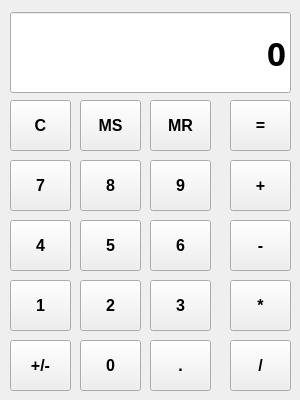
SenYuWolf/AssignmentCalc, file widget.ui: the form before one commit.
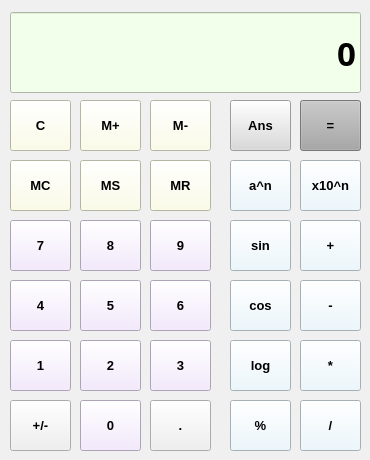
The form after the commit. Icons and pictures are not drawn.

Commit message: 提交文件

What changed in the file:
```diff
--- a/widget.ui
+++ b/widget.ui
@@ -6,28 +6,37 @@
    <rect>
     <x>0</x>
     <y>0</y>
-    <width>300</width>
-    <height>400</height>
+    <width>370</width>
+    <height>460</height>
    </rect>
   </property>
   <property name="windowTitle">
-   <string>Widget</string>
+   <string>Calculator</string>
+  </property>
+  <property name="windowIcon">
+   <iconset theme="accessories-calculator"/>
+  </property>
+  <property name="styleSheet">
+   <string notr="true">background-color: rgb(240, 240, 240);</string>
   </property>
   <widget class="QPushButton" name="pushButton">
    <property name="geometry">
     <rect>
      <x>10</x>
-     <y>160</y>
+     <y>220</y>
      <width>61</width>
      <height>51</height>
     </rect>
    </property>
    <property name="font">
     <font>
-     <pointsize>12</pointsize>
+     <pointsize>10</pointsize>
      <bold>true</bold>
     </font>
    </property>
+   <property name="styleSheet">
+    <string notr="true">background-color: rgb(242, 228, 255);</string>
+   </property>
    <property name="text">
     <string>7</string>
    </property>
@@ -36,17 +45,20 @@
    <property name="geometry">
     <rect>
      <x>80</x>
-     <y>160</y>
+     <y>220</y>
      <width>61</width>
      <height>51</height>
     </rect>
    </property>
    <property name="font">
     <font>
-     <pointsize>12</pointsize>
+     <pointsize>10</pointsize>
      <bold>true</bold>
     </font>
    </property>
+   <property name="styleSheet">
+    <string notr="true">background-color: rgb(242, 228, 255);</string>
+   </property>
    <property name="text">
     <string>8</string>
    </property>
@@ -55,17 +67,20 @@
    <property name="geometry">
     <rect>
      <x>150</x>
-     <y>160</y>
+     <y>220</y>
      <width>61</width>
      <height>51</height>
     </rect>
    </property>
    <property name="font">
     <font>
-     <pointsize>12</pointsize>
+     <pointsize>10</pointsize>
      <bold>true</bold>
     </font>
    </property>
+   <property name="styleSheet">
+    <string notr="true">background-color: rgb(242, 228, 255);</string>
+   </property>
    <property name="text">
     <string>9</string>
    </property>
@@ -74,36 +89,42 @@
    <property name="geometry">
     <rect>
      <x>230</x>
-     <y>160</y>
+     <y>220</y>
      <width>61</width>
      <height>51</height>
     </rect>
    </property>
    <property name="font">
     <font>
-     <pointsize>12</pointsize>
+     <pointsize>10</pointsize>
      <bold>true</bold>
     </font>
    </property>
+   <property name="styleSheet">
+    <string notr="true">background-color: rgb(231, 247, 255);</string>
+   </property>
    <property name="text">
-    <string>+</string>
+    <string>sin</string>
    </property>
   </widget>
   <widget class="QPushButton" name="pushButton_5">
    <property name="geometry">
     <rect>
      <x>10</x>
-     <y>220</y>
+     <y>280</y>
      <width>61</width>
      <height>51</height>
     </rect>
    </property>
    <property name="font">
     <font>
-     <pointsize>12</pointsize>
+     <pointsize>10</pointsize>
      <bold>true</bold>
     </font>
    </property>
+   <property name="styleSheet">
+    <string notr="true">background-color: rgb(242, 228, 255);</string>
+   </property>
    <property name="text">
     <string>4</string>
    </property>
@@ -112,17 +133,20 @@
    <property name="geometry">
     <rect>
      <x>150</x>
-     <y>220</y>
+     <y>280</y>
      <width>61</width>
      <height>51</height>
     </rect>
    </property>
    <property name="font">
     <font>
-     <pointsize>12</pointsize>
+     <pointsize>10</pointsize>
      <bold>true</bold>
     </font>
    </property>
+   <property name="styleSheet">
+    <string notr="true">background-color: rgb(242, 228, 255);</string>
+   </property>
    <property name="text">
     <string>6</string>
    </property>
@@ -131,17 +155,20 @@
    <property name="geometry">
     <rect>
      <x>80</x>
-     <y>220</y>
+     <y>280</y>
      <width>61</width>
      <height>51</height>
     </rect>
    </property>
    <property name="font">
     <font>
-     <pointsize>12</pointsize>
+     <pointsize>10</pointsize>
      <bold>true</bold>
     </font>
    </property>
+   <property name="styleSheet">
+    <string notr="true">background-color: rgb(242, 228, 255);</string>
+   </property>
    <property name="text">
     <string>5</string>
    </property>
@@ -150,36 +177,42 @@
    <property name="geometry">
     <rect>
      <x>230</x>
-     <y>220</y>
+     <y>280</y>
      <width>61</width>
      <height>51</height>
     </rect>
    </property>
    <property name="font">
     <font>
-     <pointsize>12</pointsize>
+     <pointsize>10</pointsize>
      <bold>true</bold>
     </font>
    </property>
+   <property name="styleSheet">
+    <string notr="true">background-color: rgb(231, 247, 255);</string>
+   </property>
    <property name="text">
-    <string>-</string>
+    <string>cos</string>
    </property>
   </widget>
   <widget class="QPushButton" name="pushButton_9">
    <property name="geometry">
     <rect>
      <x>10</x>
-     <y>280</y>
+     <y>340</y>
      <width>61</width>
      <height>51</height>
     </rect>
    </property>
    <property name="font">
     <font>
-     <pointsize>12</pointsize>
+     <pointsize>10</pointsize>
      <bold>true</bold>
     </font>
    </property>
+   <property name="styleSheet">
+    <string notr="true">background-color: rgb(242, 228, 255);</string>
+   </property>
    <property name="text">
     <string>1</string>
    </property>
@@ -188,17 +221,20 @@
    <property name="geometry">
     <rect>
      <x>150</x>
-     <y>280</y>
+     <y>340</y>
      <width>61</width>
      <height>51</height>
     </rect>
    </property>
    <property name="font">
     <font>
-     <pointsize>12</pointsize>
+     <pointsize>10</pointsize>
      <bold>true</bold>
     </font>
    </property>
+   <property name="styleSheet">
+    <string notr="true">background-color: rgb(242, 228, 255);</string>
+   </property>
    <property name="text">
     <string>3</string>
    </property>
@@ -207,17 +243,20 @@
    <property name="geometry">
     <rect>
      <x>80</x>
-     <y>280</y>
+     <y>340</y>
      <width>61</width>
      <height>51</height>
     </rect>
    </property>
    <property name="font">
     <font>
-     <pointsize>12</pointsize>
+     <pointsize>10</pointsize>
      <bold>true</bold>
     </font>
    </property>
+   <property name="styleSheet">
+    <string notr="true">background-color: rgb(242, 228, 255);</string>
+   </property>
    <property name="text">
     <string>2</string>
    </property>
@@ -226,33 +265,36 @@
    <property name="geometry">
     <rect>
      <x>230</x>
-     <y>280</y>
+     <y>340</y>
      <width>61</width>
      <height>51</height>
     </rect>
    </property>
    <property name="font">
     <font>
-     <pointsize>12</pointsize>
+     <pointsize>10</pointsize>
      <bold>true</bold>
     </font>
    </property>
+   <property name="styleSheet">
+    <string notr="true">background-color: rgb(231, 247, 255);</string>
+   </property>
    <property name="text">
-    <string>*</string>
+    <string>log</string>
    </property>
   </widget>
   <widget class="QPushButton" name="pushButton_13">
    <property name="geometry">
     <rect>
      <x>10</x>
-     <y>340</y>
+     <y>400</y>
      <width>61</width>
      <height>51</height>
     </rect>
    </property>
    <property name="font">
     <font>
-     <pointsize>12</pointsize>
+     <pointsize>10</pointsize>
      <bold>true</bold>
     </font>
    </property>
@@ -264,14 +306,14 @@
    <property name="geometry">
     <rect>
      <x>150</x>
-     <y>340</y>
+     <y>400</y>
      <width>61</width>
      <height>51</height>
     </rect>
    </property>
    <property name="font">
     <font>
-     <pointsize>12</pointsize>
+     <pointsize>10</pointsize>
      <bold>true</bold>
     </font>
    </property>
@@ -283,17 +325,20 @@
    <property name="geometry">
     <rect>
      <x>80</x>
-     <y>340</y>
+     <y>400</y>
      <width>61</width>
      <height>51</height>
     </rect>
    </property>
    <property name="font">
     <font>
-     <pointsize>12</pointsize>
+     <pointsize>10</pointsize>
      <bold>true</bold>
     </font>
    </property>
+   <property name="styleSheet">
+    <string notr="true">background-color: rgb(242, 228, 255);</string>
+   </property>
    <property name="text">
     <string>0</string>
    </property>
@@ -302,19 +347,22 @@
    <property name="geometry">
     <rect>
      <x>230</x>
-     <y>340</y>
+     <y>400</y>
      <width>61</width>
      <height>51</height>
     </rect>
    </property>
    <property name="font">
     <font>
-     <pointsize>12</pointsize>
+     <pointsize>10</pointsize>
      <bold>true</bold>
     </font>
    </property>
+   <property name="styleSheet">
+    <string notr="true">background-color: rgb(231, 247, 255);</string>
+   </property>
    <property name="text">
-    <string>/</string>
+    <string>%</string>
    </property>
   </widget>
   <widget class="QPushButton" name="pushButton_17">
@@ -328,10 +376,13 @@
    </property>
    <property name="font">
     <font>
-     <pointsize>12</pointsize>
+     <pointsize>10</pointsize>
      <bold>true</bold>
     </font>
    </property>
+   <property name="styleSheet">
+    <string notr="true">background-color: rgb(254, 255, 226);</string>
+   </property>
    <property name="text">
     <string>C</string>
    </property>
@@ -347,12 +398,15 @@
    </property>
    <property name="font">
     <font>
-     <pointsize>12</pointsize>
+     <pointsize>10</pointsize>
      <bold>true</bold>
     </font>
    </property>
+   <property name="styleSheet">
+    <string notr="true">background-color: rgb(254, 255, 226);</string>
+   </property>
    <property name="text">
-    <string>MR</string>
+    <string>M-</string>
    </property>
   </widget>
   <widget class="QPushButton" name="pushButton_19">
@@ -366,12 +420,15 @@
    </property>
    <property name="font">
     <font>
-     <pointsize>12</pointsize>
+     <pointsize>10</pointsize>
      <bold>true</bold>
     </font>
    </property>
+   <property name="styleSheet">
+    <string notr="true">background-color: rgb(254, 255, 226);</string>
+   </property>
    <property name="text">
-    <string>MS</string>
+    <string>M+</string>
    </property>
   </widget>
   <widget class="QPushButton" name="pushButton_20">
@@ -385,12 +442,15 @@
    </property>
    <property name="font">
     <font>
-     <pointsize>12</pointsize>
+     <pointsize>10</pointsize>
      <bold>true</bold>
     </font>
    </property>
+   <property name="styleSheet">
+    <string notr="true">background-color: rgb(218, 218, 218);</string>
+   </property>
    <property name="text">
-    <string>=</string>
+    <string>Ans</string>
    </property>
   </widget>
   <widget class="QLineEdit" name="lineEdit">
@@ -398,7 +458,7 @@
     <rect>
      <x>10</x>
      <y>12</y>
-     <width>281</width>
+     <width>351</width>
      <height>81</height>
     </rect>
    </property>
@@ -409,6 +469,9 @@
      <bold>true</bold>
     </font>
    </property>
+   <property name="styleSheet">
+    <string notr="true">background-color: rgb(242, 255, 234);</string>
+   </property>
    <property name="text">
     <string>0</string>
    </property>
@@ -416,6 +479,226 @@
     <set>Qt::AlignRight|Qt::AlignTrailing|Qt::AlignVCenter</set>
    </property>
   </widget>
+  <widget class="QPushButton" name="pushButton_21">
+   <property name="geometry">
+    <rect>
+     <x>230</x>
+     <y>160</y>
+     <width>61</width>
+     <height>51</height>
+    </rect>
+   </property>
+   <property name="font">
+    <font>
+     <pointsize>10</pointsize>
+     <bold>true</bold>
+    </font>
+   </property>
+   <property name="styleSheet">
+    <string notr="true">background-color: rgb(231, 247, 255);</string>
+   </property>
+   <property name="text">
+    <string>a^n</string>
+   </property>
+  </widget>
+  <widget class="QPushButton" name="pushButton_22">
+   <property name="geometry">
+    <rect>
+     <x>80</x>
+     <y>160</y>
+     <width>61</width>
+     <height>51</height>
+    </rect>
+   </property>
+   <property name="font">
+    <font>
+     <pointsize>10</pointsize>
+     <bold>true</bold>
+    </font>
+   </property>
+   <property name="styleSheet">
+    <string notr="true">background-color: rgb(254, 255, 226);</string>
+   </property>
+   <property name="text">
+    <string>MS</string>
+   </property>
+  </widget>
+  <widget class="QPushButton" name="pushButton_23">
+   <property name="geometry">
+    <rect>
+     <x>10</x>
+     <y>160</y>
+     <width>61</width>
+     <height>51</height>
+    </rect>
+   </property>
+   <property name="font">
+    <font>
+     <pointsize>10</pointsize>
+     <bold>true</bold>
+    </font>
+   </property>
+   <property name="styleSheet">
+    <string notr="true">background-color: rgb(254, 255, 226);</string>
+   </property>
+   <property name="text">
+    <string>MC</string>
+   </property>
+  </widget>
+  <widget class="QPushButton" name="pushButton_24">
+   <property name="geometry">
+    <rect>
+     <x>150</x>
+     <y>160</y>
+     <width>61</width>
+     <height>51</height>
+    </rect>
+   </property>
+   <property name="font">
+    <font>
+     <pointsize>10</pointsize>
+     <bold>true</bold>
+    </font>
+   </property>
+   <property name="styleSheet">
+    <string notr="true">background-color: rgb(254, 255, 226);</string>
+   </property>
+   <property name="text">
+    <string>MR</string>
+   </property>
+  </widget>
+  <widget class="QPushButton" name="pushButton_25">
+   <property name="geometry">
+    <rect>
+     <x>300</x>
+     <y>160</y>
+     <width>61</width>
+     <height>51</height>
+    </rect>
+   </property>
+   <property name="font">
+    <font>
+     <pointsize>10</pointsize>
+     <bold>true</bold>
+    </font>
+   </property>
+   <property name="styleSheet">
+    <string notr="true">background-color: rgb(231, 247, 255);</string>
+   </property>
+   <property name="text">
+    <string>x10^n</string>
+   </property>
+  </widget>
+  <widget class="QPushButton" name="pushButton_26">
+   <property name="geometry">
+    <rect>
+     <x>300</x>
+     <y>400</y>
+     <width>61</width>
+     <height>51</height>
+    </rect>
+   </property>
+   <property name="font">
+    <font>
+     <pointsize>10</pointsize>
+     <bold>true</bold>
+    </font>
+   </property>
+   <property name="styleSheet">
+    <string notr="true">background-color: rgb(231, 247, 255);</string>
+   </property>
+   <property name="text">
+    <string>/</string>
+   </property>
+  </widget>
+  <widget class="QPushButton" name="pushButton_27">
+   <property name="geometry">
+    <rect>
+     <x>300</x>
+     <y>100</y>
+     <width>61</width>
+     <height>51</height>
+    </rect>
+   </property>
+   <property name="font">
+    <font>
+     <pointsize>10</pointsize>
+     <bold>true</bold>
+    </font>
+   </property>
+   <property name="styleSheet">
+    <string notr="true">background-color: rgb(167, 167, 167);</string>
+   </property>
+   <property name="text">
+    <string>=</string>
+   </property>
+  </widget>
+  <widget class="QPushButton" name="pushButton_28">
+   <property name="geometry">
+    <rect>
+     <x>300</x>
+     <y>340</y>
+     <width>61</width>
+     <height>51</height>
+    </rect>
+   </property>
+   <property name="font">
+    <font>
+     <pointsize>10</pointsize>
+     <bold>true</bold>
+    </font>
+   </property>
+   <property name="styleSheet">
+    <string notr="true">background-color: rgb(231, 247, 255);</string>
+   </property>
+   <property name="text">
+    <string>*</string>
+   </property>
+  </widget>
+  <widget class="QPushButton" name="pushButton_29">
+   <property name="geometry">
+    <rect>
+     <x>300</x>
+     <y>220</y>
+     <width>61</width>
+     <height>51</height>
+    </rect>
+   </property>
+   <property name="font">
+    <font>
+     <pointsize>10</pointsize>
+     <bold>true</bold>
+    </font>
+   </property>
+   <property name="styleSheet">
+    <string notr="true">background-color: rgb(231, 247, 255);</string>
+   </property>
+   <property name="text">
+    <string>+</string>
+   </property>
+  </widget>
+  <widget class="QPushButton" name="pushButton_30">
+   <property name="geometry">
+    <rect>
+     <x>300</x>
+     <y>280</y>
+     <width>61</width>
+     <height>51</height>
+    </rect>
+   </property>
+   <property name="font">
+    <font>
+     <pointsize>10</pointsize>
+     <bold>true</bold>
+    </font>
+   </property>
+   <property name="styleSheet">
+    <string notr="true">background-color: rgb(231, 247, 255);</string>
+   </property>
+   <property name="text">
+    <string>-</string>
+   </property>
+  </widget>
  </widget>
  <resources/>
  <connections/>
```
The commit also changes 2 other files.
